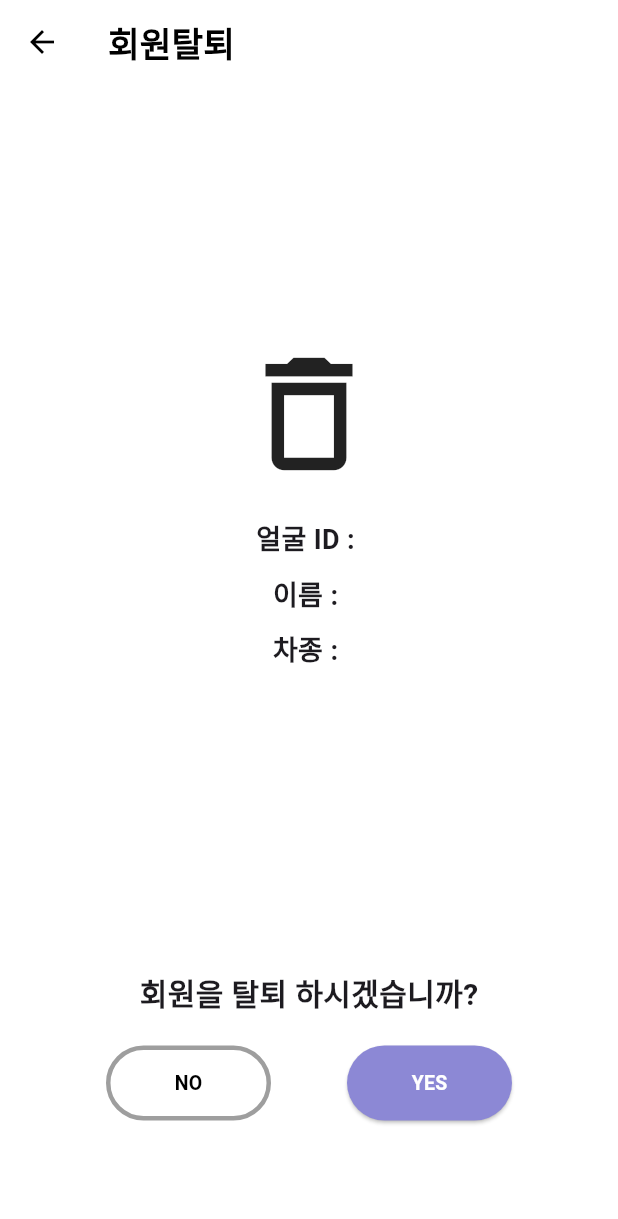
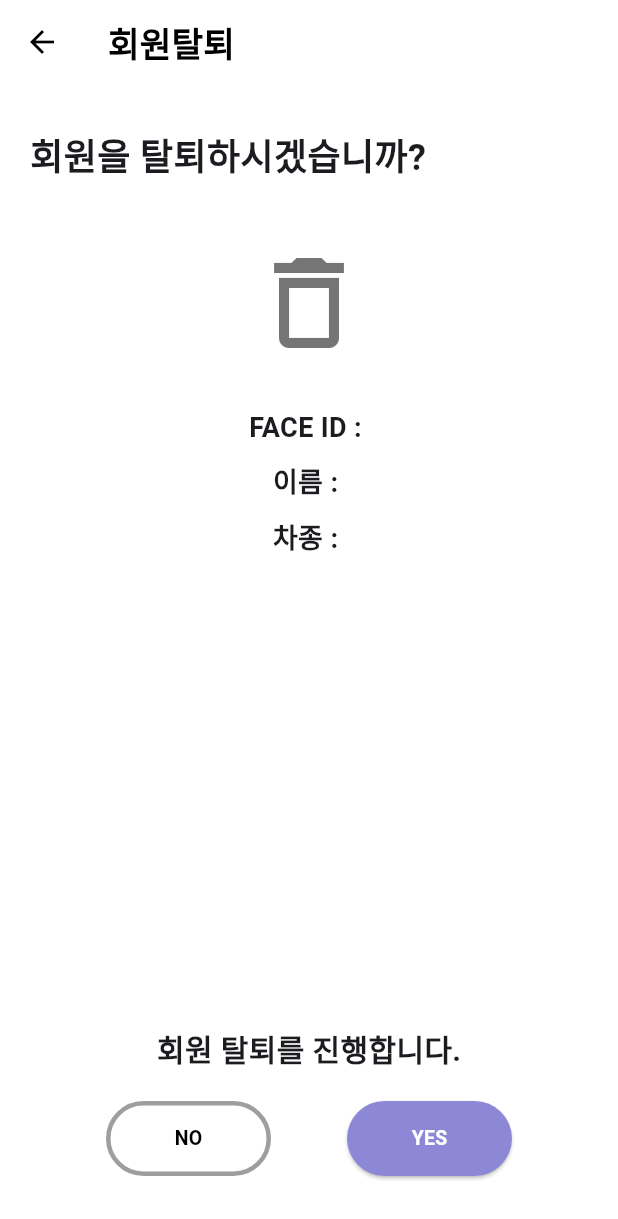
Before and after one commit to TU-KOREA-FELICITY/MOOD, a Flutter app: the DeleteAccountScreen screen opened directly with empty values, on a phone screen of 412 x 824 dp. Shown: the top 1219 px of the screen. Run offline on Flutter 3.47's test engine with Material 3 defaults, Android fonts, the phone set to English and light mode, and no system bars; our stand-ins replace audioplayers, fl_chart, flutter_secure_storage, marquee, shared_preferences, socket_io_client and 2 more; missing offline and left inert: spotify_sdk; accounts and stored records are empty; Roboto replaces fonts that are missing (Pretendard).

Commit message:
프로필 ui 수정 중_회원탈퇴

```diff
--- a/lib/screens/profilestart_screens/delete_account_screen.dart
+++ b/lib/screens/profilestart_screens/delete_account_screen.dart
@@ -61,22 +61,45 @@ class DeleteAccountScreen extends StatelessWidget {
       body: Padding(
         padding: EdgeInsets.all(20.0),
         child: Column(
-          crossAxisAlignment: CrossAxisAlignment.center,
+          crossAxisAlignment: CrossAxisAlignment.start,
           children: [
-            SizedBox(height: 150),
-            Icon(Icons.delete_outline, size: 100),
-            SizedBox(height: 20),
-            Text('얼굴 ID : ${userInfo['user_aws_id']}',
+            Padding(
+              padding: const EdgeInsets.only(top: 10.0, bottom: 40.0),
+              child: Text(
+                '회원을 탈퇴하시겠습니까?',
+                style: TextStyle(
+                  fontWeight: FontWeight.bold,
+                  fontSize: 24,
+                ),
+              ),
+            ),
+            Center(
+              child: Icon(
+                Icons.delete_outline,
+                size: 80,
+                color: Colors.grey[600],
+              ),
+            ),
+            SizedBox(height: 30),
+            Center(
+              child: Text('FACE ID : ${userInfo['user_aws_id']}',
                   style: TextStyle(fontSize: 18, fontWeight: FontWeight.bold)),
+            ),
             SizedBox(height: 10),
-            Text('이름 : ${userInfo['user_name']}',
+            Center(
+              child: Text('이름 : ${userInfo['user_name']}',
                   style: TextStyle(fontSize: 18, fontWeight: FontWeight.bold)),
+            ),
             SizedBox(height: 10),
-            Text('차종 : ${userInfo['car_type']}',
+            Center(
+              child: Text('차종 : ${userInfo['car_type']}',
                   style: TextStyle(fontSize: 18, fontWeight: FontWeight.bold)),
-            SizedBox(height: 200),
-            Text('회원을 탈퇴 하시겠습니까?',
+            ),
+            Spacer(),
+            Center(
+              child: Text('회원 탈퇴를 진행합니다.',
                   style: TextStyle(fontSize: 20, fontWeight: FontWeight.bold)),
+            ),
             SizedBox(height: 20),
             Row(
               mainAxisAlignment: MainAxisAlignment.spaceEvenly,
@@ -96,7 +119,7 @@ class DeleteAccountScreen extends StatelessWidget {
                     onPressed: () {
                       Navigator.pop(context);
                     },
-                  style: ElevatedButton.styleFrom(
+                    style: OutlinedButton.styleFrom(
                       backgroundColor: Colors.white,
                       side: BorderSide(color: Colors.grey, width: 3),
                       padding: EdgeInsets.symmetric(horizontal: 40, vertical: 15),
@@ -127,6 +150,7 @@ class DeleteAccountScreen extends StatelessWidget {
                 ),
               ],
             ),
+            SizedBox(height: 20),
           ],
         ),
       ),
```
Lines whose indentation alone changed are shown as unchanged.
